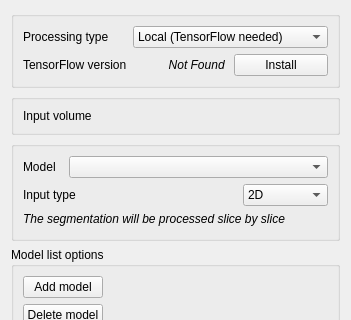
Qt form TFSegmentation/Resources/UI/TFSegmentation.ui (VincentMillotMaysounabe/Slicer-TensorFlow) before a commit; both pictures show x 0 to 351 and y 0 to 320 of the 351 by 489 pixel window.
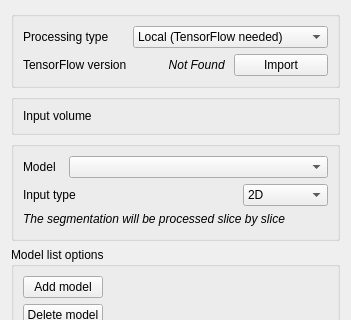
The same form after that commit. Custom widgets are drawn as their Qt base class.

Commit message: Adding backend for server authentication and structural changes to prepare modular computation (local or distant)

What changed in the file:
```diff
--- a/TFSegmentation/Resources/UI/TFSegmentation.ui
+++ b/TFSegmentation/Resources/UI/TFSegmentation.ui
@@ -6,8 +6,8 @@
    <rect>
     <x>0</x>
     <y>0</y>
-    <width>314</width>
-    <height>469</height>
+    <width>316</width>
+    <height>473</height>
    </rect>
   </property>
   <property name="maximumSize">
@@ -51,7 +51,7 @@
       <item row="2" column="2">
        <widget class="QPushButton" name="installButton">
         <property name="text">
-         <string>Install</string>
+         <string>Import</string>
         </property>
        </widget>
       </item>
```
The commit also changes 2 other files.
